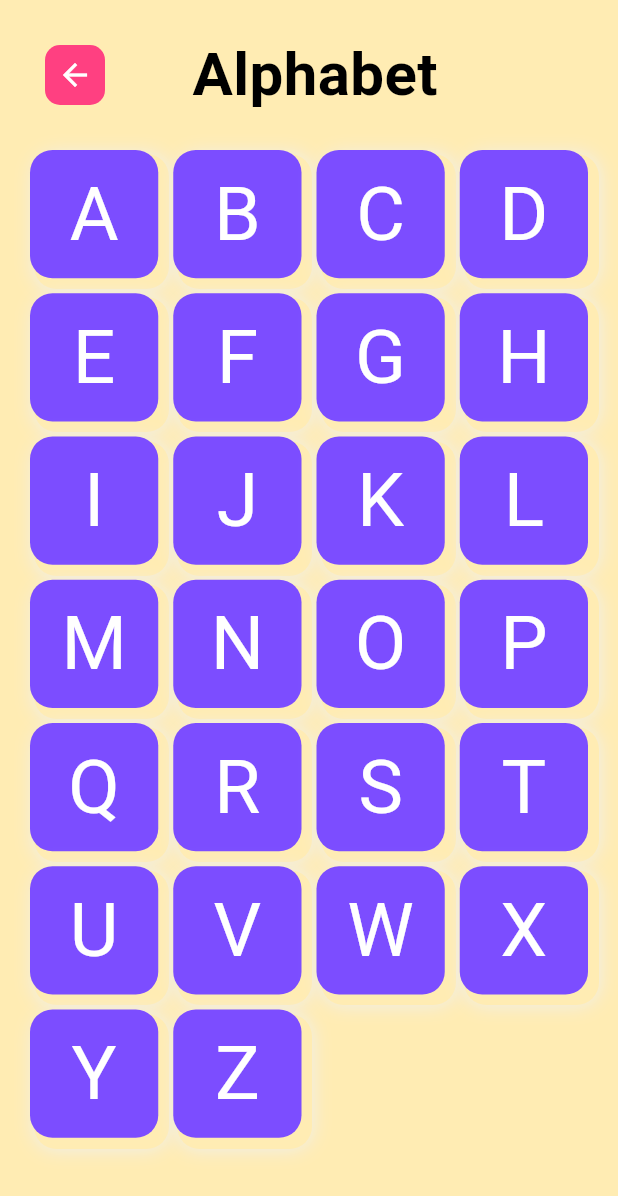
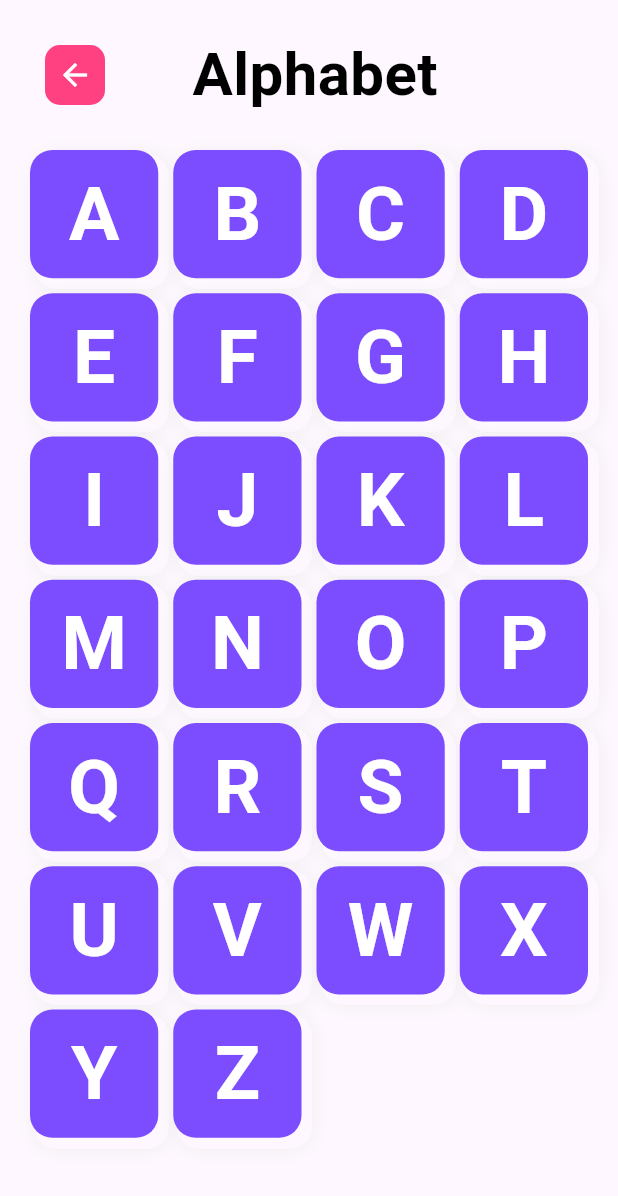
Before and after one commit to AdobeMahadi/Kids_Book1.0, a Flutter app: the Alphabat screen opened directly, on a phone screen of 412 x 824 dp. Shown: the top 1196 px of the screen. Run offline on Flutter 3.47's test engine with Material 3 defaults, Android fonts, the phone set to English and light mode, and no system bars; our stand-ins replace flutter_tts, google_fonts.

Commit message:
This is first commit

```diff
--- a/lib/Kids Book/Alphabet/aophabet.dart
+++ b/lib/Kids Book/Alphabet/aophabet.dart
@@ -14,7 +14,7 @@ class _AlphabatState extends State<Alphabat> {
   @override
   Widget build(BuildContext context) {
     return Scaffold(
-        backgroundColor: Colors.amber[100],
+        backgroundColor: Colors.deepOrangeAccent[50],
         body: SafeArea(
           child: SingleChildScrollView(
             child: Column(
@@ -65,7 +65,7 @@ class _AlphabatState extends State<Alphabat> {
                       ),
                     ),
                     const SizedBox(
-                      height: 30,
+                      height: 50,
                     ),
                   ],
                 ),
--- a/lib/Kids Book/Alphabet/container_aphabet.dart
+++ b/lib/Kids Book/Alphabet/container_aphabet.dart
@@ -36,8 +36,11 @@ class StorAlphabet extends StatelessWidget {
             ]),
         child: Text(
           Character,
-          style: GoogleFonts.concertOne(
-              textStyle: const TextStyle(fontSize: 50, color: Colors.white)),
+          style: GoogleFonts.aBeeZee(
+              textStyle: const TextStyle(
+                  fontSize: 50,
+                  color: Colors.white,
+                  fontWeight: FontWeight.bold)),
         ),
       ),
     );
```
Also changed, not shown: lib/Kids Book/Numbers/numbers.dart (+2 -5 lines), lib/Kids Book/symbols/symbols.dart (+28 -6 lines).
